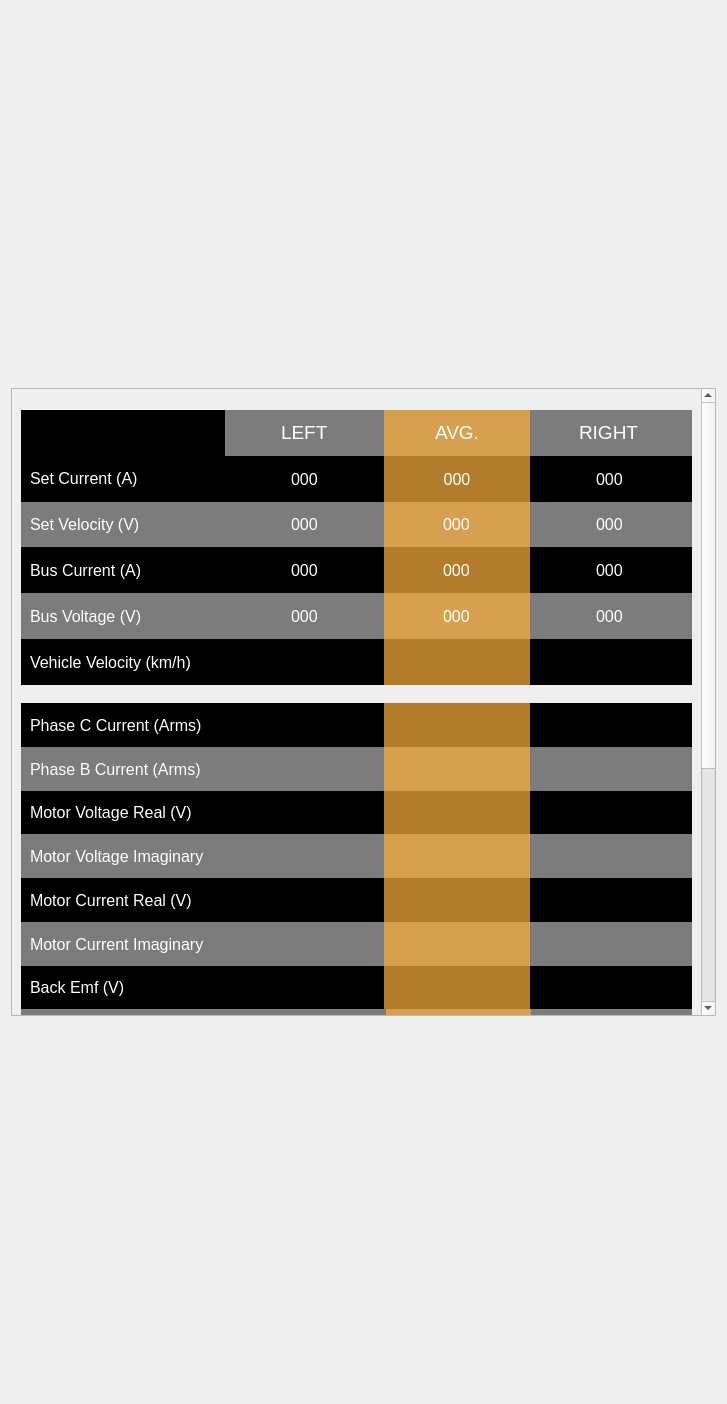
Old version of the form src/ViewLayer/DebugDisplay/MotorPage/MotorUi/MotorUi.ui in the repository UCSolarCarTeam/Epsilon-Dashboard.
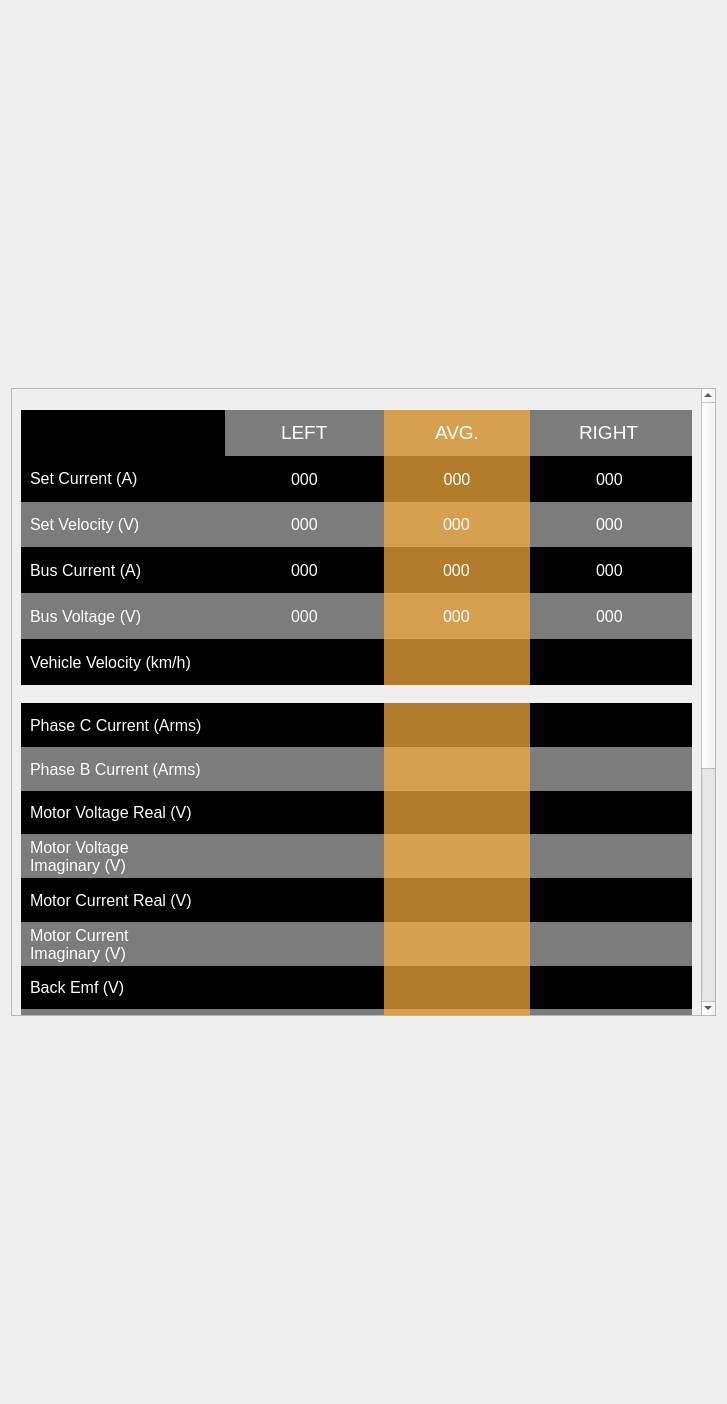
New version of the form.

Commit message: Fix bug with the Imaginary Voltage Units and the Voltage Rail Supply Columns

Patch:
```diff
--- a/src/ViewLayer/DebugDisplay/MotorPage/MotorUi/MotorUi.ui
+++ b/src/ViewLayer/DebugDisplay/MotorPage/MotorUi/MotorUi.ui
@@ -1388,7 +1388,8 @@
 background: transparent;</string>
                </property>
                <property name="text">
-                <string>Voltage Rail 15V Supply (V)</string>
+                <string>Voltage Rail 15V 
+Supply (V)</string>
                </property>
               </widget>
              </item>
@@ -1988,7 +1989,8 @@
 background: transparent;</string>
                </property>
                <property name="text">
-                <string>Motor Current Imaginary</string>
+                <string>Motor Current 
+Imaginary (V)</string>
                </property>
               </widget>
              </item>
@@ -2299,7 +2301,8 @@
 background: transparent;</string>
                </property>
                <property name="text">
-                <string>Motor Voltage Imaginary</string>
+                <string>Motor Voltage 
+Imaginary (V)</string>
                </property>
               </widget>
              </item>
```
Left out of the diff: 6 changed lines with no effect on the pictures.
